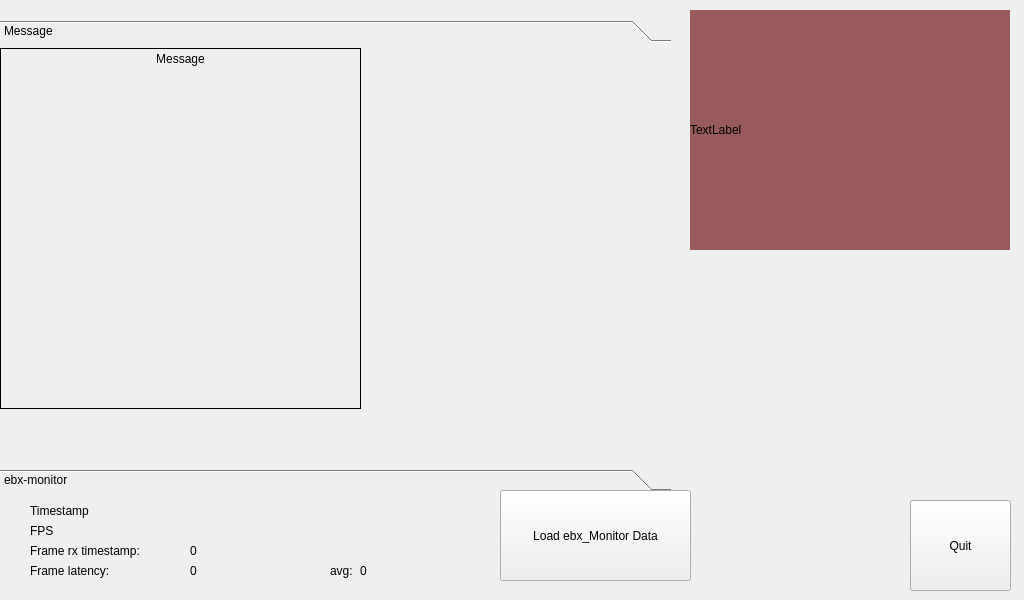
Above: eyetrackerwindow.ui from EBXFS15/EyeTrackerQt before the change. Below: the same form after it.
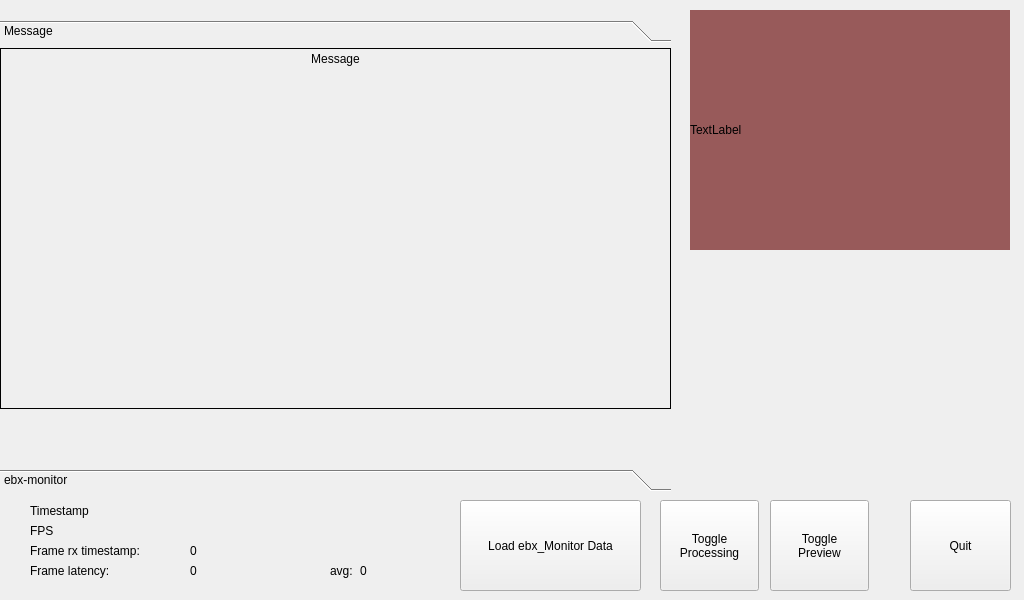
That is the form after the change. The open tabs and pages were chosen to show the change.

Commit message: CHANGED: added toggling preview and processing

```diff
--- a/eyetrackerwindow.ui
+++ b/eyetrackerwindow.ui
@@ -101,8 +101,8 @@
       <rect>
        <x>0</x>
        <y>0</y>
-       <width>100</width>
-       <height>30</height>
+       <width>671</width>
+       <height>409</height>
       </rect>
      </property>
      <attribute name="label">
@@ -113,7 +113,7 @@
        <rect>
         <x>0</x>
         <y>0</y>
-        <width>361</width>
+        <width>671</width>
         <height>361</height>
        </rect>
       </property>
@@ -155,9 +155,9 @@
    <widget class="QPushButton" name="pushButton">
     <property name="geometry">
      <rect>
-      <x>500</x>
-      <y>490</y>
-      <width>191</width>
+      <x>460</x>
+      <y>500</y>
+      <width>181</width>
       <height>91</height>
      </rect>
     </property>
@@ -243,6 +243,34 @@
      <string>0</string>
     </property>
    </widget>
+   <widget class="QPushButton" name="btn_disable_processing">
+    <property name="geometry">
+     <rect>
+      <x>660</x>
+      <y>500</y>
+      <width>99</width>
+      <height>91</height>
+     </rect>
+    </property>
+    <property name="text">
+     <string>Toggle
+Processing</string>
+    </property>
+   </widget>
+   <widget class="QPushButton" name="btn_disable_preview">
+    <property name="geometry">
+     <rect>
+      <x>770</x>
+      <y>500</y>
+      <width>99</width>
+      <height>91</height>
+     </rect>
+    </property>
+    <property name="text">
+     <string>Toggle
+Preview</string>
+    </property>
+   </widget>
   </widget>
  </widget>
  <layoutdefault spacing="6" margin="11"/>
```
Left out of the diff: 2 changed lines with no effect on the pictures. The commit also changes 6 other files.
